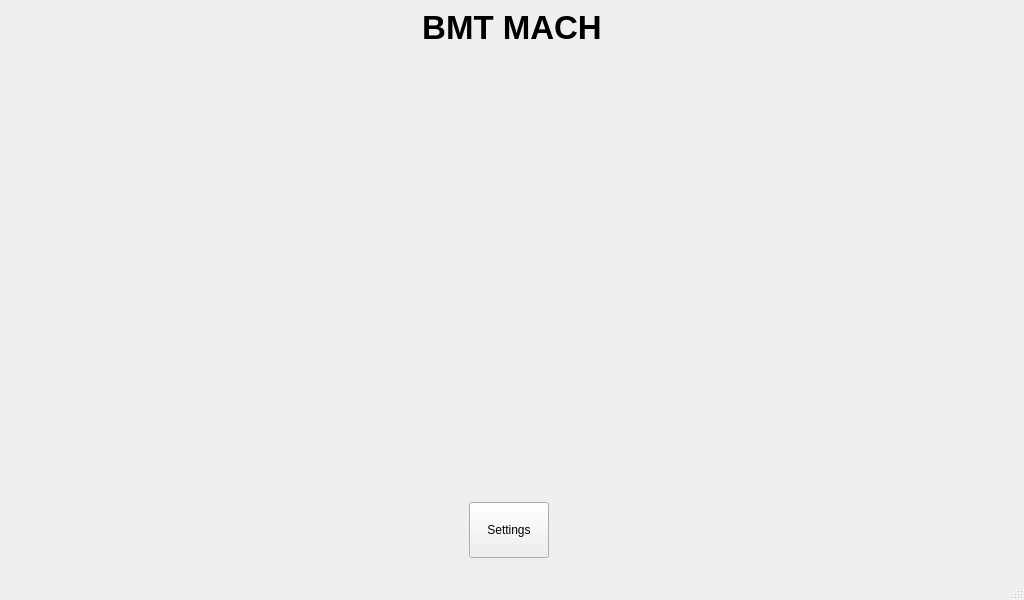
The window that mainwindow.ui (mertkaplandar/bmt-vehicle-display) describes before a commit, drawn with Qt 5.
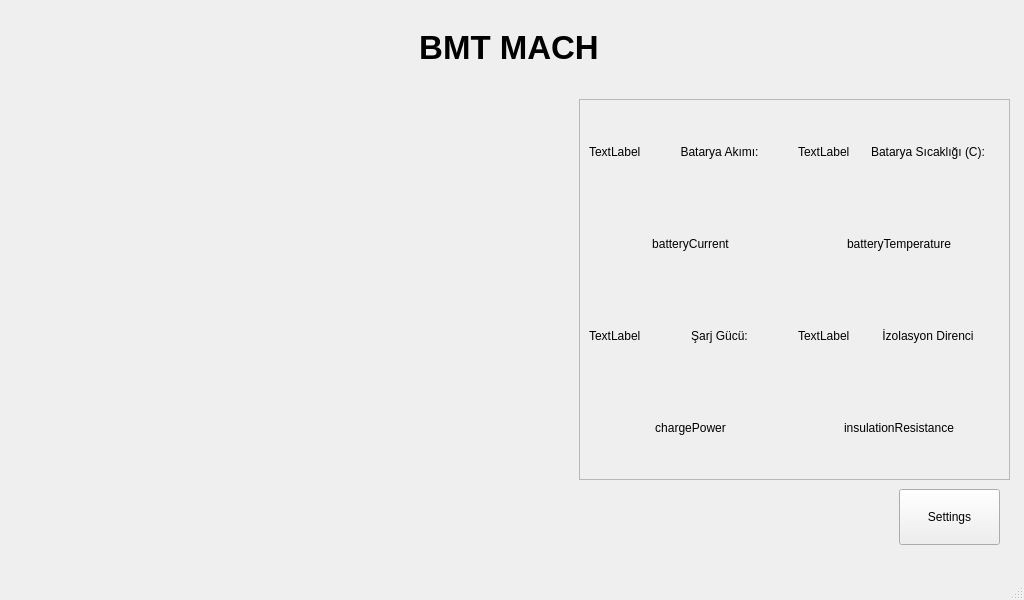
The same window after the commit. The open tabs and pages were chosen to show the change.

Commit message: The design has been changed. Vehicle data has been added to the main screen.

Patch:
```diff
--- a/mainwindow.ui
+++ b/mainwindow.ui
@@ -28,26 +28,6 @@
   <widget class="QWidget" name="centralwidget">
    <layout class="QGridLayout" name="gridLayout">
     <item row="0" column="0">
-     <layout class="QHBoxLayout" name="horizontalLayout">
-      <item>
-       <widget class="QLabel" name="label">
-        <property name="font">
-         <font>
-          <pointsize>25</pointsize>
-          <bold>true</bold>
-         </font>
-        </property>
-        <property name="text">
-         <string>BMT MACH</string>
-        </property>
-        <property name="alignment">
-         <set>Qt::AlignmentFlag::AlignCenter</set>
-        </property>
-       </widget>
-      </item>
-     </layout>
-    </item>
-    <item row="1" column="0">
      <widget class="QStackedWidget" name="stackedWidget">
       <property name="currentIndex">
        <number>1</number>
@@ -57,9 +37,9 @@
         <property name="geometry">
          <rect>
           <x>10</x>
-          <y>20</y>
-          <width>400</width>
-          <height>400</height>
+          <y>90</y>
+          <width>421</width>
+          <height>381</height>
          </rect>
         </property>
         <property name="sizePolicy">
@@ -76,8 +56,8 @@
         </property>
         <property name="maximumSize">
          <size>
-          <width>400</width>
-          <height>400</height>
+          <width>500</width>
+          <height>500</height>
          </size>
         </property>
        </widget>
@@ -85,39 +65,17 @@
         <property name="geometry">
          <rect>
           <x>450</x>
-          <y>140</y>
+          <y>250</y>
           <width>100</width>
           <height>220</height>
          </rect>
         </property>
        </widget>
-       <widget class="QWidget" name="rpmGaugeContainer" native="true">
-        <property name="geometry">
-         <rect>
-          <x>590</x>
-          <y>20</y>
-          <width>400</width>
-          <height>400</height>
-         </rect>
-        </property>
-        <property name="minimumSize">
-         <size>
-          <width>0</width>
-          <height>0</height>
-         </size>
-        </property>
-        <property name="maximumSize">
-         <size>
-          <width>400</width>
-          <height>400</height>
-         </size>
-        </property>
-       </widget>
        <widget class="QWidget" name="shifterContainer" native="true">
         <property name="geometry">
          <rect>
           <x>450</x>
-          <y>30</y>
+          <y>90</y>
           <width>100</width>
           <height>100</height>
          </rect>
@@ -126,9 +84,9 @@
        <widget class="QPushButton" name="settingsButton">
         <property name="geometry">
          <rect>
-          <x>460</x>
-          <y>450</y>
-          <width>80</width>
+          <x>890</x>
+          <y>480</y>
+          <width>101</width>
           <height>56</height>
          </rect>
         </property>
@@ -142,6 +100,215 @@
          <string>Settings</string>
         </property>
        </widget>
+       <widget class="QFrame" name="carInfoFrame">
+        <property name="geometry">
+         <rect>
+          <x>570</x>
+          <y>90</y>
+          <width>431</width>
+          <height>381</height>
+         </rect>
+        </property>
+        <property name="frameShape">
+         <enum>QFrame::Shape::StyledPanel</enum>
+        </property>
+        <property name="frameShadow">
+         <enum>QFrame::Shadow::Raised</enum>
+        </property>
+        <layout class="QGridLayout" name="gridLayout_2">
+         <item row="0" column="0">
+          <layout class="QGridLayout" name="batteryCurrentGrid">
+           <item row="0" column="0">
+            <widget class="QLabel" name="batteryCurrentImage">
+             <property name="sizePolicy">
+              <sizepolicy hsizetype="Maximum" vsizetype="Preferred">
+               <horstretch>0</horstretch>
+               <verstretch>0</verstretch>
+              </sizepolicy>
+             </property>
+             <property name="text">
+              <string>TextLabel</string>
+             </property>
+            </widget>
+           </item>
+           <item row="0" column="1">
+            <widget class="QLabel" name="batteryCurrentText">
+             <property name="text">
+              <string>Batarya Akımı:</string>
+             </property>
+             <property name="alignment">
+              <set>Qt::AlignmentFlag::AlignCenter</set>
+             </property>
+             <property name="wordWrap">
+              <bool>true</bool>
+             </property>
+            </widget>
+           </item>
+           <item row="1" column="0" colspan="2">
+            <widget class="QLabel" name="batteryCurrentValue">
+             <property name="text">
+              <string>batteryCurrent</string>
+             </property>
+             <property name="alignment">
+              <set>Qt::AlignmentFlag::AlignCenter</set>
+             </property>
+            </widget>
+           </item>
+          </layout>
+         </item>
+         <item row="0" column="1">
+          <layout class="QGridLayout" name="batteryTemperatureGrid">
+           <item row="1" column="0" colspan="2">
+            <widget class="QLabel" name="batteryTemperatureValue">
+             <property name="text">
+              <string>batteryTemperature</string>
+             </property>
+             <property name="alignment">
+              <set>Qt::AlignmentFlag::AlignCenter</set>
+             </property>
+            </widget>
+           </item>
+           <item row="0" column="1">
+            <widget class="QLabel" name="batteryTemperatureText">
+             <property name="text">
+              <string>Batarya Sıcaklığı (C):</string>
+             </property>
+             <property name="scaledContents">
+              <bool>false</bool>
+             </property>
+             <property name="alignment">
+              <set>Qt::AlignmentFlag::AlignCenter</set>
+             </property>
+             <property name="wordWrap">
+              <bool>true</bool>
+             </property>
+            </widget>
+           </item>
+           <item row="0" column="0">
+            <widget class="QLabel" name="batteryTemperatureImage">
+             <property name="sizePolicy">
+              <sizepolicy hsizetype="Maximum" vsizetype="Preferred">
+               <horstretch>0</horstretch>
+               <verstretch>0</verstretch>
+              </sizepolicy>
+             </property>
+             <property name="text">
+              <string>TextLabel</string>
+             </property>
+            </widget>
+           </item>
+          </layout>
+         </item>
+         <item row="1" column="0">
+          <layout class="QGridLayout" name="chargePowerGrid">
+           <item row="0" column="0">
+            <widget class="QLabel" name="chargePowerImage">
+             <property name="sizePolicy">
+              <sizepolicy hsizetype="Maximum" vsizetype="Preferred">
+               <horstretch>0</horstretch>
+               <verstretch>0</verstretch>
+              </sizepolicy>
+             </property>
+             <property name="text">
+              <string>TextLabel</string>
+             </property>
+            </widget>
+           </item>
+           <item row="1" column="0" colspan="2">
+            <widget class="QLabel" name="chargePowerValue">
+             <property name="sizePolicy">
+              <sizepolicy hsizetype="Preferred" vsizetype="Preferred">
+               <horstretch>0</horstretch>
+               <verstretch>0</verstretch>
+              </sizepolicy>
+             </property>
+             <property name="text">
+              <string>chargePower</string>
+             </property>
+             <property name="alignment">
+              <set>Qt::AlignmentFlag::AlignCenter</set>
+             </property>
+            </widget>
+           </item>
+           <item row="0" column="1">
+            <widget class="QLabel" name="chargePowerText">
+             <property name="text">
+              <string>Şarj Gücü:</string>
+             </property>
+             <property name="alignment">
+              <set>Qt::AlignmentFlag::AlignCenter</set>
+             </property>
+             <property name="wordWrap">
+              <bool>true</bool>
+             </property>
+            </widget>
+           </item>
+          </layout>
+         </item>
+         <item row="1" column="1">
+          <layout class="QGridLayout" name="insulationResGrid">
+           <item row="0" column="0">
+            <widget class="QLabel" name="insulationResImage">
+             <property name="sizePolicy">
+              <sizepolicy hsizetype="Maximum" vsizetype="Preferred">
+               <horstretch>0</horstretch>
+               <verstretch>0</verstretch>
+              </sizepolicy>
+             </property>
+             <property name="text">
+              <string>TextLabel</string>
+             </property>
+            </widget>
+           </item>
+           <item row="0" column="1">
+            <widget class="QLabel" name="insulationResText">
+             <property name="text">
+              <string>İzolasyon Direnci</string>
+             </property>
+             <property name="alignment">
+              <set>Qt::AlignmentFlag::AlignCenter</set>
+             </property>
+             <property name="wordWrap">
+              <bool>true</bool>
+             </property>
+            </widget>
+           </item>
+           <item row="1" column="0" colspan="2">
+            <widget class="QLabel" name="insulationResValue">
+             <property name="text">
+              <string>insulationResistance</string>
+             </property>
+             <property name="alignment">
+              <set>Qt::AlignmentFlag::AlignCenter</set>
+             </property>
+            </widget>
+           </item>
+          </layout>
+         </item>
+        </layout>
+       </widget>
+       <widget class="QLabel" name="headerText">
+        <property name="geometry">
+         <rect>
+          <x>0</x>
+          <y>10</y>
+          <width>1000</width>
+          <height>56</height>
+         </rect>
+        </property>
+        <property name="font">
+         <font>
+          <pointsize>25</pointsize>
+          <bold>true</bold>
+         </font>
+        </property>
+        <property name="text">
+         <string>BMT MACH</string>
+        </property>
+        <property name="alignment">
+         <set>Qt::AlignmentFlag::AlignCenter</set>
+        </property>
+       </widget>
       </widget>
       <widget class="QWidget" name="settingsPage">
        <widget class="QPushButton" name="backButton">
```
Left out of the diff: 2 changed lines with no effect on the pictures. The commit also changes 3 other files.
